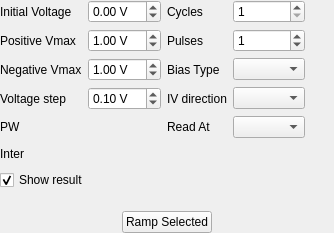
The window that arc2control/modules/curvetracer/uis/curvetracer.ui (arc-instruments/arc2control) describes before a commit, drawn with Qt 5.
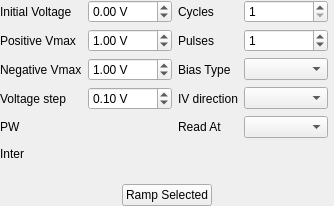
The same window after the commit. Custom widgets are drawn as their Qt base class.

Commit message: Implement a data display widget for Curve Tracer

What changed in the file:
```diff
--- a/arc2control/modules/curvetracer/uis/curvetracer.ui
+++ b/arc2control/modules/curvetracer/uis/curvetracer.ui
@@ -7,13 +7,13 @@
     <x>0</x>
     <y>0</y>
     <width>334</width>
-    <height>233</height>
+    <height>206</height>
    </rect>
   </property>
   <property name="windowTitle">
    <string>Form</string>
   </property>
-  <layout class="QGridLayout" name="gridLayout" columnstretch="0,0,0,0,1">
+  <layout class="QGridLayout" name="gridLayout" columnstretch="0,0,0,0,0">
    <property name="leftMargin">
     <number>0</number>
    </property>
@@ -26,7 +26,20 @@
    <property name="bottomMargin">
     <number>0</number>
    </property>
-   <item row="12" column="0">
+   <item row="6" column="4">
+    <spacer name="horizontalSpacer_2">
+     <property name="orientation">
+      <enum>Qt::Horizontal</enum>
+     </property>
+     <property name="sizeHint" stdset="0">
+      <size>
+       <width>0</width>
+       <height>20</height>
+      </size>
+     </property>
+    </spacer>
+   </item>
+   <item row="11" column="0">
     <spacer name="verticalSpacer">
      <property name="orientation">
       <enum>Qt::Vertical</enum>
@@ -52,107 +65,39 @@
      </property>
     </widget>
    </item>
-   <item row="0" column="0">
-    <widget class="QLabel" name="label_9">
-     <property name="sizePolicy">
-      <sizepolicy hsizetype="Maximum" vsizetype="Preferred">
-       <horstretch>1</horstretch>
-       <verstretch>0</verstretch>
-      </sizepolicy>
-     </property>
-     <property name="text">
-      <string>Initial Voltage</string>
-     </property>
-     <property name="buddy">
-      <cstring>rampVStartSpinBox</cstring>
-     </property>
-    </widget>
-   </item>
-   <item row="5" column="1">
-    <widget class="DurationWidget" name="rampPwDurationWidget" native="true">
-     <property name="sizePolicy">
-      <sizepolicy hsizetype="Preferred" vsizetype="Preferred">
-       <horstretch>1</horstretch>
-       <verstretch>0</verstretch>
-      </sizepolicy>
-     </property>
-     <property name="focusPolicy">
-      <enum>Qt::TabFocus</enum>
-     </property>
-    </widget>
-   </item>
-   <item row="1" column="0">
-    <widget class="QLabel" name="label">
-     <property name="text">
-      <string>Positive Vmax</string>
-     </property>
-     <property name="buddy">
-      <cstring>rampVPosMaxSpinBox</cstring>
-     </property>
-    </widget>
-   </item>
-   <item row="0" column="1">
-    <widget class="QDoubleSpinBox" name="rampVStartSpinBox">
+   <item row="1" column="3">
+    <widget class="QSpinBox" name="rampPulsesSpinBox">
      <property name="sizePolicy">
       <sizepolicy hsizetype="Minimum" vsizetype="Fixed">
        <horstretch>1</horstretch>
        <verstretch>0</verstretch>
       </sizepolicy>
      </property>
-     <property name="suffix">
-      <string> V</string>
-     </property>
      <property name="minimum">
-      <double>-10.000000000000000</double>
+      <number>0</number>
      </property>
      <property name="maximum">
-      <double>10.000000000000000</double>
+      <number>1000</number>
      </property>
-     <property name="singleStep">
-      <double>0.100000000000000</double>
+     <property name="value">
+      <number>1</number>
      </property>
     </widget>
    </item>
-   <item row="11" column="0" colspan="2">
-    <widget class="QCheckBox" name="showResultCheckBox">
-     <property name="text">
-      <string>Show result</string>
-     </property>
-     <property name="checked">
-      <bool>true</bool>
-     </property>
-    </widget>
+   <item row="3" column="3">
+    <widget class="QComboBox" name="biasTypeComboBox"/>
    </item>
-   <item row="5" column="0">
-    <widget class="QLabel" name="label_12">
-     <property name="sizePolicy">
-      <sizepolicy hsizetype="Maximum" vsizetype="Preferred">
-       <horstretch>1</horstretch>
-       <verstretch>0</verstretch>
-      </sizepolicy>
-     </property>
+   <item row="4" column="2">
+    <widget class="QLabel" name="label_5">
      <property name="text">
-      <string>PW</string>
+      <string>IV direction</string>
      </property>
      <property name="buddy">
-      <cstring>rampPwDurationWidget</cstring>
+      <cstring>ivTypeComboBox</cstring>
      </property>
     </widget>
    </item>
-   <item row="6" column="4">
-    <spacer name="horizontalSpacer_2">
-     <property name="orientation">
-      <enum>Qt::Horizontal</enum>
-     </property>
-     <property name="sizeHint" stdset="0">
-      <size>
-       <width>0</width>
-       <height>20</height>
-      </size>
-     </property>
-    </spacer>
-   </item>
-   <item row="13" column="0" colspan="5">
+   <item row="12" column="0" colspan="5">
     <layout class="QHBoxLayout" name="horizontalLayout">
      <item>
       <spacer name="horizontalSpacer_3">
@@ -189,8 +134,11 @@
      </item>
     </layout>
    </item>
-   <item row="4" column="1">
-    <widget class="QDoubleSpinBox" name="rampVStepSpinBox">
+   <item row="4" column="3">
+    <widget class="QComboBox" name="ivTypeComboBox"/>
+   </item>
+   <item row="0" column="1">
+    <widget class="QDoubleSpinBox" name="rampVStartSpinBox">
      <property name="sizePolicy">
       <sizepolicy hsizetype="Minimum" vsizetype="Fixed">
        <horstretch>1</horstretch>
@@ -201,7 +149,7 @@
       <string> V</string>
      </property>
      <property name="minimum">
-      <double>0.000000000000000</double>
+      <double>-10.000000000000000</double>
      </property>
      <property name="maximum">
       <double>10.000000000000000</double>
@@ -209,70 +157,25 @@
      <property name="singleStep">
       <double>0.100000000000000</double>
      </property>
-     <property name="value">
-      <double>0.100000000000000</double>
-     </property>
     </widget>
    </item>
-   <item row="1" column="1">
-    <widget class="QDoubleSpinBox" name="rampVPosMaxSpinBox">
-     <property name="suffix">
-      <string> V</string>
-     </property>
-     <property name="minimum">
-      <double>0.000000000000000</double>
-     </property>
-     <property name="maximum">
-      <double>10.000000000000000</double>
-     </property>
-     <property name="value">
-      <double>1.000000000000000</double>
-     </property>
-    </widget>
-   </item>
-   <item row="0" column="2">
-    <widget class="QLabel" name="label_3">
+   <item row="5" column="2">
+    <widget class="QLabel" name="label_6">
      <property name="text">
-      <string>Cycles</string>
+      <string>Read At</string>
      </property>
      <property name="buddy">
-      <cstring>rampCyclesSpinBox</cstring>
+      <cstring>readAtComboBox</cstring>
      </property>
     </widget>
    </item>
-   <item row="3" column="0">
-    <widget class="QLabel" name="label_2">
+   <item row="1" column="0">
+    <widget class="QLabel" name="label">
      <property name="text">
-      <string>Negative Vmax</string>
+      <string>Positive Vmax</string>
      </property>
      <property name="buddy">
-      <cstring>rampVNegMaxSpinBox</cstring>
-     </property>
-    </widget>
-   </item>
-   <item row="4" column="0">
-    <widget class="QLabel" name="label_10">
-     <property name="sizePolicy">
-      <sizepolicy hsizetype="Maximum" vsizetype="Preferred">
-       <horstretch>1</horstretch>
-       <verstretch>0</verstretch>
-      </sizepolicy>
-     </property>
-     <property name="text">
-      <string>Voltage step</string>
-     </property>
-     <property name="buddy">
-      <cstring>rampVStepSpinBox</cstring>
-     </property>
-    </widget>
-   </item>
-   <item row="0" column="3">
-    <widget class="QSpinBox" name="rampCyclesSpinBox">
-     <property name="minimum">
-      <number>1</number>
-     </property>
-     <property name="maximum">
-      <number>1000</number>
+      <cstring>rampVPosMaxSpinBox</cstring>
      </property>
     </widget>
    </item>
@@ -292,6 +195,74 @@
      </property>
     </widget>
    </item>
+   <item row="5" column="3">
+    <widget class="QComboBox" name="readAtComboBox"/>
+   </item>
+   <item row="5" column="1">
+    <widget class="DurationWidget" name="rampPwDurationWidget" native="true">
+     <property name="sizePolicy">
+      <sizepolicy hsizetype="Preferred" vsizetype="Preferred">
+       <horstretch>1</horstretch>
+       <verstretch>0</verstretch>
+      </sizepolicy>
+     </property>
+     <property name="focusPolicy">
+      <enum>Qt::TabFocus</enum>
+     </property>
+    </widget>
+   </item>
+   <item row="5" column="0">
+    <widget class="QLabel" name="label_12">
+     <property name="sizePolicy">
+      <sizepolicy hsizetype="Maximum" vsizetype="Preferred">
+       <horstretch>1</horstretch>
+       <verstretch>0</verstretch>
+      </sizepolicy>
+     </property>
+     <property name="text">
+      <string>PW</string>
+     </property>
+     <property name="buddy">
+      <cstring>rampPwDurationWidget</cstring>
+     </property>
+    </widget>
+   </item>
+   <item row="0" column="3">
+    <widget class="QSpinBox" name="rampCyclesSpinBox">
+     <property name="minimum">
+      <number>1</number>
+     </property>
+     <property name="maximum">
+      <number>1000</number>
+     </property>
+    </widget>
+   </item>
+   <item row="3" column="2">
+    <widget class="QLabel" name="label_4">
+     <property name="text">
+      <string>Bias Type</string>
+     </property>
+     <property name="buddy">
+      <cstring>biasTypeComboBox</cstring>
+     </property>
+    </widget>
+   </item>
+   <item row="1" column="1">
+    <widget class="QDoubleSpinBox" name="rampVPosMaxSpinBox">
+     <property name="suffix">
+      <string> V</string>
+     </property>
+     <property name="minimum">
+      <double>0.000000000000000</double>
+     </property>
+     <property name="maximum">
+      <double>10.000000000000000</double>
+     </property>
+     <property name="value">
+      <double>1.000000000000000</double>
+     </property>
+    </widget>
+   </item>
    <item row="6" column="1">
     <widget class="DurationWidget" name="rampInterDurationWidget" native="true">
      <property name="focusPolicy">
@@ -299,6 +270,73 @@
      </property>
     </widget>
    </item>
+   <item row="4" column="0">
+    <widget class="QLabel" name="label_10">
+     <property name="sizePolicy">
+      <sizepolicy hsizetype="Maximum" vsizetype="Preferred">
+       <horstretch>1</horstretch>
+       <verstretch>0</verstretch>
+      </sizepolicy>
+     </property>
+     <property name="text">
+      <string>Voltage step</string>
+     </property>
+     <property name="buddy">
+      <cstring>rampVStepSpinBox</cstring>
+     </property>
+    </widget>
+   </item>
+   <item row="0" column="0">
+    <widget class="QLabel" name="label_9">
+     <property name="sizePolicy">
+      <sizepolicy hsizetype="Maximum" vsizetype="Preferred">
+       <horstretch>1</horstretch>
+       <verstretch>0</verstretch>
+      </sizepolicy>
+     </property>
+     <property name="text">
+      <string>Initial Voltage</string>
+     </property>
+     <property name="buddy">
+      <cstring>rampVStartSpinBox</cstring>
+     </property>
+    </widget>
+   </item>
+   <item row="4" column="1">
+    <widget class="QDoubleSpinBox" name="rampVStepSpinBox">
+     <property name="sizePolicy">
+      <sizepolicy hsizetype="Minimum" vsizetype="Fixed">
+       <horstretch>1</horstretch>
+       <verstretch>0</verstretch>
+      </sizepolicy>
+     </property>
+     <property name="suffix">
+      <string> V</string>
+     </property>
+     <property name="minimum">
+      <double>0.000000000000000</double>
+     </property>
+     <property name="maximum">
+      <double>10.000000000000000</double>
+     </property>
+     <property name="singleStep">
+      <double>0.100000000000000</double>
+     </property>
+     <property name="value">
+      <double>0.100000000000000</double>
+     </property>
+    </widget>
+   </item>
+   <item row="0" column="2">
+    <widget class="QLabel" name="label_3">
+     <property name="text">
+      <string>Cycles</string>
+     </property>
+     <property name="buddy">
+      <cstring>rampCyclesSpinBox</cstring>
+     </property>
+    </widget>
+   </item>
    <item row="1" column="2">
     <widget class="QLabel" name="label_14">
      <property name="sizePolicy">
@@ -315,64 +353,16 @@
      </property>
     </widget>
    </item>
-   <item row="1" column="3">
-    <widget class="QSpinBox" name="rampPulsesSpinBox">
-     <property name="sizePolicy">
-      <sizepolicy hsizetype="Minimum" vsizetype="Fixed">
-       <horstretch>1</horstretch>
-       <verstretch>0</verstretch>
-      </sizepolicy>
-     </property>
-     <property name="minimum">
-      <number>0</number>
-     </property>
-     <property name="maximum">
-      <number>1000</number>
-     </property>
-     <property name="value">
-      <number>1</number>
-     </property>
-    </widget>
-   </item>
-   <item row="3" column="2">
-    <widget class="QLabel" name="label_4">
+   <item row="3" column="0">
+    <widget class="QLabel" name="label_2">
      <property name="text">
-      <string>Bias Type</string>
+      <string>Negative Vmax</string>
      </property>
      <property name="buddy">
-      <cstring>biasTypeComboBox</cstring>
+      <cstring>rampVNegMaxSpinBox</cstring>
      </property>
     </widget>
    </item>
-   <item row="3" column="3">
-    <widget class="QComboBox" name="biasTypeComboBox"/>
-   </item>
-   <item row="4" column="2">
-    <widget class="QLabel" name="label_5">
-     <property name="text">
-      <string>IV direction</string>
-     </property>
-     <property name="buddy">
-      <cstring>ivTypeComboBox</cstring>
-     </property>
-    </widget>
-   </item>
-   <item row="4" column="3">
-    <widget class="QComboBox" name="ivTypeComboBox"/>
-   </item>
-   <item row="5" column="2">
-    <widget class="QLabel" name="label_6">
-     <property name="text">
-      <string>Read At</string>
-     </property>
-     <property name="buddy">
-      <cstring>readAtComboBox</cstring>
-     </property>
-    </widget>
-   </item>
-   <item row="5" column="3">
-    <widget class="QComboBox" name="readAtComboBox"/>
-   </item>
   </layout>
  </widget>
  <customwidgets>
```
Left out of the diff: 1 changed line with no effect on the pictures. The commit also changes 2 other files.
